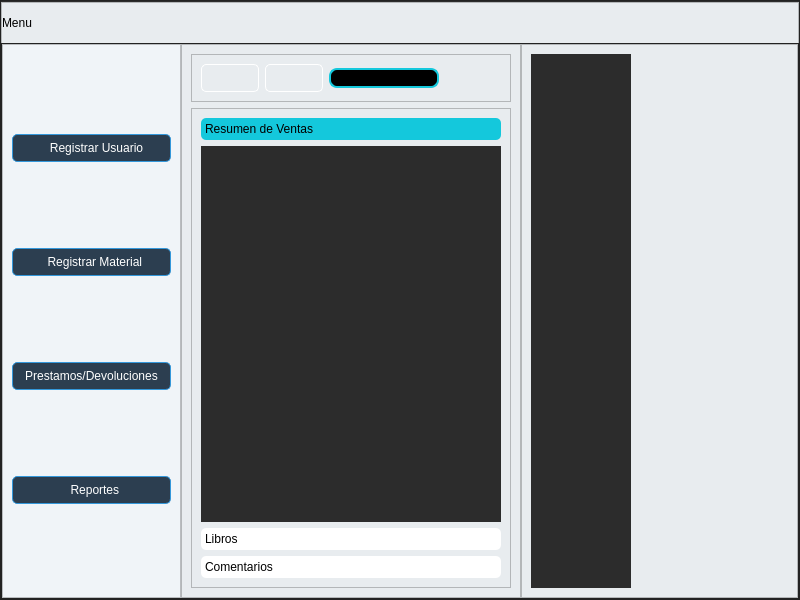
The window that frontend/dashboard.ui (RaulPonce1605/BibliotecaVirtual) describes before a commit, drawn with Qt 5.
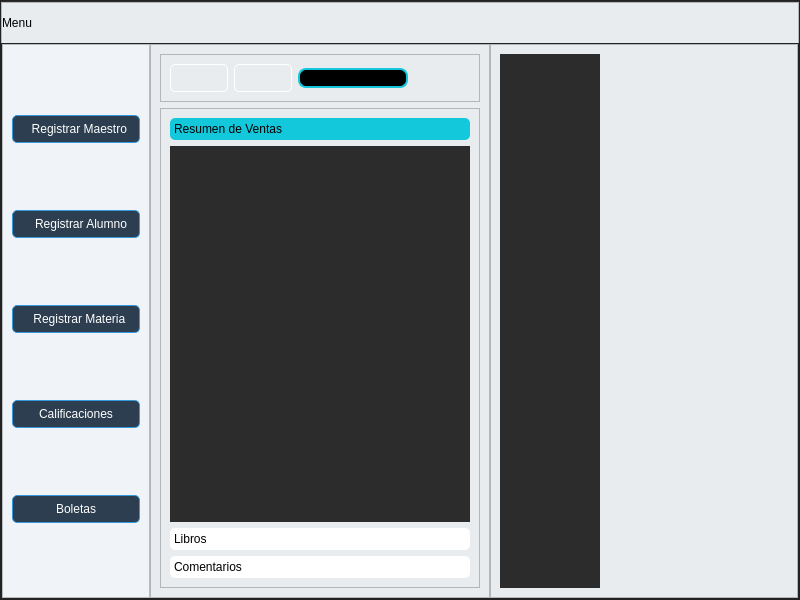
The same window after the commit. Icons and pictures are not drawn.

```diff
--- a/frontend/dashboard.ui
+++ b/frontend/dashboard.ui
@@ -299,6 +299,23 @@
              <enum>QFrame::Raised</enum>
             </property>
             <layout class="QVBoxLayout" name="verticalLayout_4">
+             <item>
+              <widget class="QPushButton" name="pushButton">
+               <property name="text">
+                <string>  Registrar Maestro</string>
+               </property>
+               <property name="icon">
+                <iconset>
+                 <normaloff>Icons/user-plus.svg</normaloff>Icons/user-plus.svg</iconset>
+               </property>
+               <property name="iconSize">
+                <size>
+                 <width>32</width>
+                 <height>32</height>
+                </size>
+               </property>
+              </widget>
+             </item>
              <item>
               <widget class="QPushButton" name="bt_uno">
                <property name="autoFillBackground">
@@ -308,7 +325,7 @@
                 <string notr="true"/>
                </property>
                <property name="text">
-                <string>   Registrar Usuario</string>
+                <string>   Registrar Alumno</string>
                </property>
                <property name="icon">
                 <iconset>
@@ -328,7 +345,7 @@
                 <string notr="true"/>
                </property>
                <property name="text">
-                <string>  Registrar Material</string>
+                <string>  Registrar Materia</string>
                </property>
                <property name="icon">
                 <iconset>
@@ -348,7 +365,7 @@
                 <string notr="true"/>
                </property>
                <property name="text">
-                <string>Prestamos/Devoluciones</string>
+                <string>Calificaciones</string>
                </property>
                <property name="icon">
                 <iconset>
@@ -368,7 +385,7 @@
                 <string notr="true"/>
                </property>
                <property name="text">
-                <string>  Reportes</string>
+                <string>Boletas</string>
                </property>
                <property name="icon">
                 <iconset>
```
Left out of the diff: 2 changed lines with no effect on the pictures.
